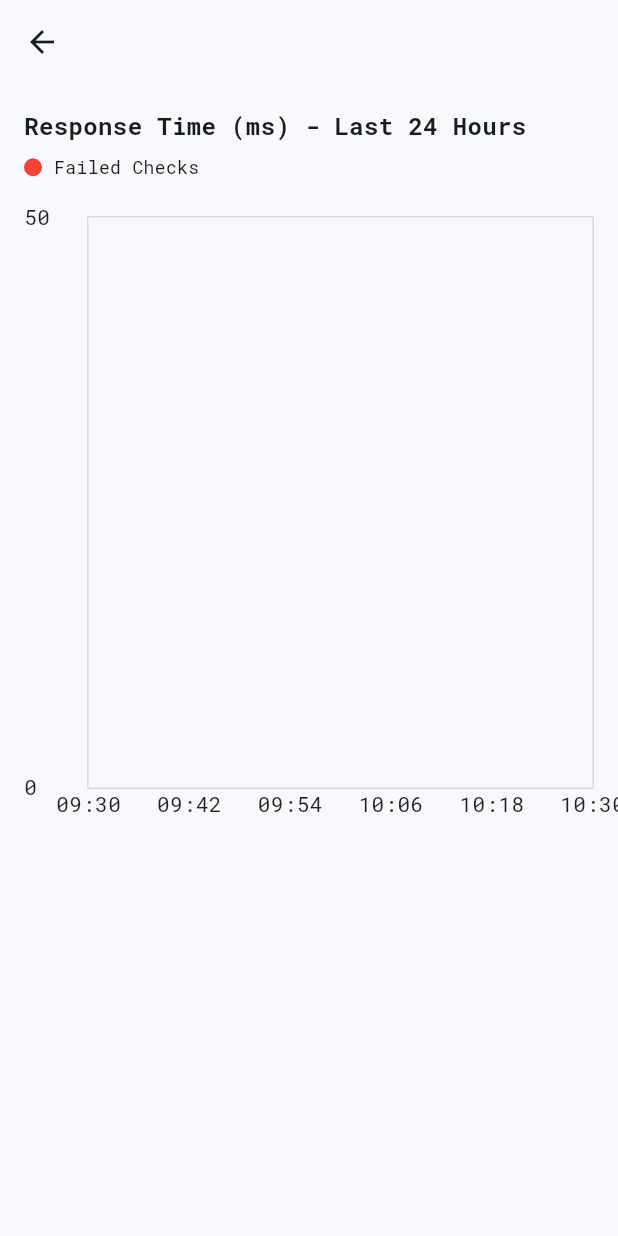
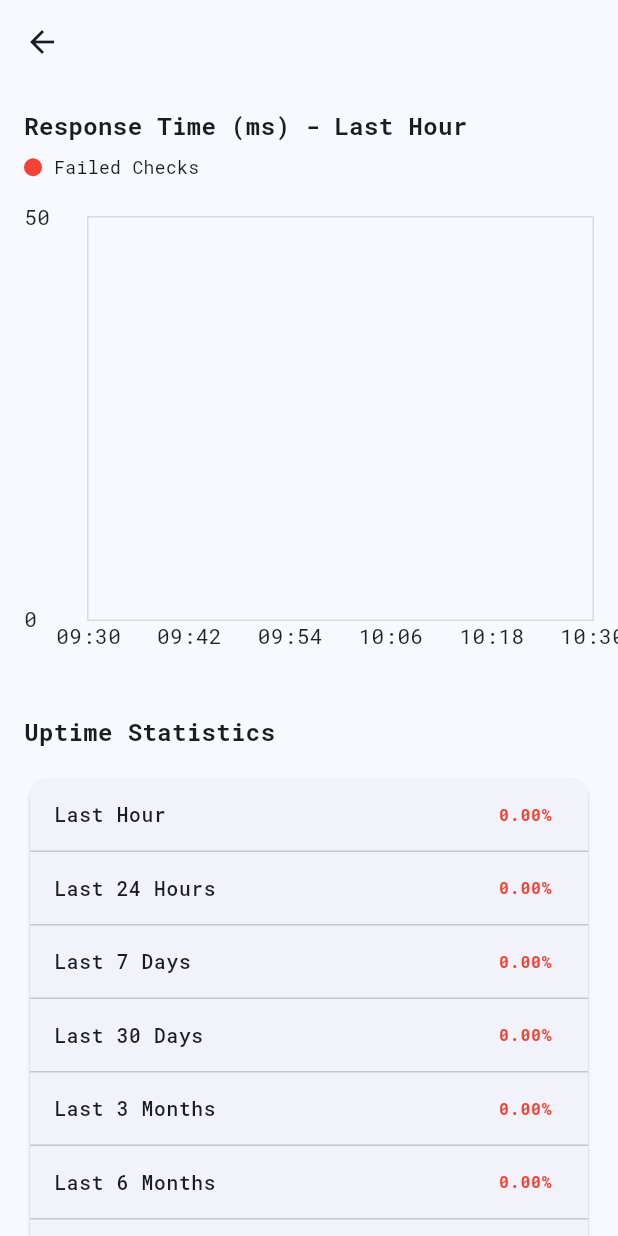
Before and after one commit to thiagoloureiro/AlertHawk.Mobile, a Flutter app: the MonitorDetailScreen screen opened directly with empty values, on a phone screen of 412 x 824 dp. Run offline on Flutter 3.47's test engine with Material 3 defaults, Android fonts, the phone set to English and light mode, and no system bars; drawn by our look-alikes of fl_chart; our stand-ins replace flutter_dotenv, font_awesome_flutter, google_fonts, shared_preferences; missing offline and left inert: aad_oauth; accounts and stored records are empty.

Commit message:
few more modifications

```diff
--- a/lib/models/monitor_group.dart
+++ b/lib/models/monitor_group.dart
@@ -83,12 +83,22 @@ class MonitorStatusDashboard {
   final double uptime1Hr;
   final double uptime24Hrs;
   final double uptime7Days;
+  final double uptime30Days;
+  final double uptime3Months;
+  final double uptime6Months;
+  final int certExpDays;
+  final double responseTime;
   final List<MonitorHistoryData> historyData;
 
   MonitorStatusDashboard({
     required this.uptime1Hr,
     required this.uptime24Hrs,
     required this.uptime7Days,
+    required this.uptime30Days,
+    required this.uptime3Months,
+    required this.uptime6Months,
+    required this.certExpDays,
+    required this.responseTime,
     required this.historyData,
   });
 
@@ -105,6 +115,11 @@ class MonitorStatusDashboard {
       uptime1Hr: parseUptime(json['uptime1Hr']),
       uptime24Hrs: parseUptime(json['uptime24Hrs']),
       uptime7Days: parseUptime(json['uptime7Days']),
+      uptime30Days: parseUptime(json['uptime30Days']),
+      uptime3Months: parseUptime(json['uptime3Months']),
+      uptime6Months: parseUptime(json['uptime6Months']),
+      certExpDays: json['certExpDays'] ?? 0,
+      responseTime: parseUptime(json['responseTime']),
       historyData: (json['historyData'] as List? ?? [])
           .map((data) => MonitorHistoryData.fromJson(data))
           .toList(),
--- a/lib/screens/monitor_detail_screen.dart
+++ b/lib/screens/monitor_detail_screen.dart
@@ -79,20 +79,26 @@ class MonitorDetailScreen extends StatelessWidget {
           style: GoogleFonts.robotoMono(fontWeight: FontWeight.bold),
         ),
       ),
-      body: SingleChildScrollView(
+      body: RefreshIndicator(
+        onRefresh: () async {
+          // Add refresh functionality if needed
+        },
+        child: SingleChildScrollView(
+          physics: const AlwaysScrollableScrollPhysics(),
           child: Padding(
             padding: const EdgeInsets.all(16.0),
             child: Column(
               crossAxisAlignment: CrossAxisAlignment.start,
               children: [
                 Text(
-                'Response Time (ms) - Last 24 Hours',
+                  'Response Time (ms) - Last Hour',
                   style: GoogleFonts.robotoMono(
                     fontSize: 16,
                     fontWeight: FontWeight.bold,
                   ),
                 ),
                 const SizedBox(height: 8),
+                // Legend
                 Row(
                   children: [
                     Container(
@@ -114,8 +120,9 @@ class MonitorDetailScreen extends StatelessWidget {
                   ],
                 ),
                 const SizedBox(height: 24),
+                // Chart with fixed height
                 SizedBox(
-                height: MediaQuery.of(context).size.height * 0.5,
+                  height: 300, // Fixed height instead of MediaQuery percentage
                   child: LineChart(
                     LineChartData(
                       gridData: FlGridData(
@@ -212,7 +219,8 @@ class MonitorDetailScreen extends StatelessWidget {
                             show: true,
                             getDotPainter: (spot, percent, barData, index) {
                               final historyData = _getHistoryDataForSpot(spot);
-                            final hasFailed = historyData.any((d) => !d.status);
+                              final hasFailed =
+                                  historyData.any((d) => !d.status);
 
                               if (hasFailed) {
                                 return FlDotCirclePainter(
@@ -231,8 +239,8 @@ class MonitorDetailScreen extends StatelessWidget {
                           ),
                           belowBarData: BarAreaData(
                             show: true,
-                          color:
-                              Colors.blue.withOpacity(isDarkMode ? 0.15 : 0.1),
+                            color: Colors.blue
+                                .withOpacity(isDarkMode ? 0.15 : 0.1),
                           ),
                         ),
                       ],
@@ -250,15 +258,16 @@ class MonitorDetailScreen extends StatelessWidget {
 
                               // Calculate actual time for this point
                               final now = DateTime.now();
-                            final pointTime = now.subtract(
-                                Duration(hours: (24 - touchedSpot.x).round()));
+                              final pointTime = now.subtract(Duration(
+                                  hours: (24 - touchedSpot.x).round()));
 
                               return LineTooltipItem(
                                 'Avg: ${touchedSpot.y.round()}ms\n'
                                 '${DateFormat('HH:mm').format(pointTime)}'
                                 '${failedRequests.isNotEmpty ? '\n${failedRequests.length} Failed Checks' : ''}',
                                 GoogleFonts.robotoMono(
-                                color: isDarkMode ? Colors.white : Colors.black,
+                                  color:
+                                      isDarkMode ? Colors.white : Colors.black,
                                 ),
                               );
                             }).toList();
@@ -268,10 +277,126 @@ class MonitorDetailScreen extends StatelessWidget {
                     ),
                   ),
                 ),
+                const SizedBox(height: 32),
+                // Statistics section
+                Text(
+                  'Uptime Statistics',
+                  style: GoogleFonts.robotoMono(
+                    fontSize: 16,
+                    fontWeight: FontWeight.bold,
+                  ),
+                ),
+                const SizedBox(height: 16),
+                // Statistics cards with padding at the bottom
+                Padding(
+                  padding: const EdgeInsets.only(bottom: 16.0),
+                  child: Card(
+                    child: ListView(
+                      shrinkWrap: true,
+                      physics: const NeverScrollableScrollPhysics(),
+                      children: [
+                        _buildUptimeListTile('Last Hour',
+                            monitor.monitorStatusDashboard.uptime1Hr),
+                        const Divider(height: 1),
+                        _buildUptimeListTile('Last 24 Hours',
+                            monitor.monitorStatusDashboard.uptime24Hrs),
+                        const Divider(height: 1),
+                        _buildUptimeListTile('Last 7 Days',
+                            monitor.monitorStatusDashboard.uptime7Days),
+                        const Divider(height: 1),
+                        _buildUptimeListTile('Last 30 Days',
+                            monitor.monitorStatusDashboard.uptime30Days),
+                        const Divider(height: 1),
+                        _buildUptimeListTile('Last 3 Months',
+                            monitor.monitorStatusDashboard.uptime3Months),
+                        const Divider(height: 1),
+                        _buildUptimeListTile('Last 6 Months',
+                            monitor.monitorStatusDashboard.uptime6Months),
+                        const Divider(height: 1),
+                        _buildStatListTile(
+                          'SSL Certificate Expiry',
+                          '${monitor.monitorStatusDashboard.certExpDays} days',
+                          monitor.monitorStatusDashboard.certExpDays,
+                        ),
+                        const Divider(height: 1),
+                        _buildStatListTile(
+                          'Average Response Time',
+                          '${monitor.monitorStatusDashboard.responseTime.toStringAsFixed(1)}ms',
+                          null,
+                        ),
                       ],
+                    ),
+                  ),
+                ),
+              ],
+            ),
           ),
         ),
       ),
     );
   }
+
+  Widget _buildUptimeListTile(String period, double uptime) {
+    final formattedUptime = uptime.toStringAsFixed(2);
+    final color = uptime >= 99.9
+        ? Colors.green
+        : uptime >= 95
+            ? Colors.orange
+            : Colors.red;
+
+    return ListTile(
+      title: Text(
+        period,
+        style: GoogleFonts.robotoMono(
+          fontWeight: FontWeight.w500,
+        ),
+      ),
+      trailing: Text(
+        '$formattedUptime%',
+        style: GoogleFonts.robotoMono(
+          fontWeight: FontWeight.bold,
+          color: color,
+        ),
+      ),
+      dense: true,
+    );
   }
+
+  Widget _buildStatListTile(String title, String value, int? certDays) {
+    Color? valueColor;
+
+    if (certDays != null) {
+      // Color coding for SSL certificate expiration
+      valueColor = certDays > 30
+          ? Colors.green
+          : certDays >= 10
+              ? Colors.orange
+              : Colors.red;
+    } else if (title == 'Average Response Time') {
+      // Color coding for response time
+      final responseTime = monitor.monitorStatusDashboard.responseTime;
+      valueColor = responseTime < 500
+          ? Colors.green
+          : responseTime < 1000
+              ? Colors.orange
+              : Colors.red;
+    }
+
+    return ListTile(
+      title: Text(
+        title,
+        style: GoogleFonts.robotoMono(
+          fontWeight: FontWeight.w500,
+        ),
+      ),
+      trailing: Text(
+        value,
+        style: GoogleFonts.robotoMono(
+          fontWeight: FontWeight.bold,
+          color: valueColor,
+        ),
+      ),
+      dense: true,
+    );
+  }
+}
```
Lines whose indentation alone changed are shown as unchanged.
